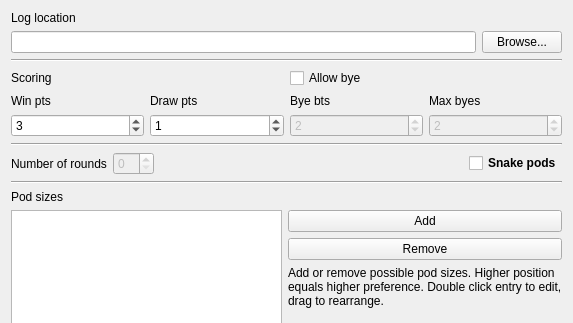
Qt form ui/TournamentConfigDialog.ui (eVen-gits/EDH_matchmaker) before a commit; both pictures show x 0 to 573 and y 0 to 323 of the 573 by 594 pixel window.
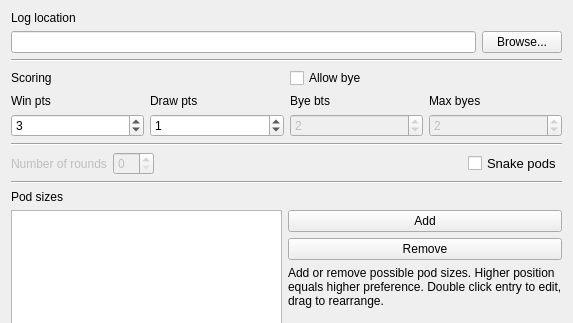
The same form after that commit.

Commit message: *Update: Snake pods fix on bye rounds etc *Update: GUI in tournament config (bold no longer broken)

What changed in the file:
```diff
--- a/ui/TournamentConfigDialog.ui
+++ b/ui/TournamentConfigDialog.ui
@@ -179,6 +179,9 @@
     <layout class="QHBoxLayout" name="horizontalLayout_6">
      <item>
       <widget class="QLabel" name="label">
+       <property name="enabled">
+        <bool>false</bool>
+       </property>
        <property name="text">
         <string>Number of rounds</string>
        </property>
@@ -208,8 +211,7 @@
       <widget class="QCheckBox" name="cb_snakePods">
        <property name="font">
         <font>
-         <weight>75</weight>
-         <bold>true</bold>
+         <pointsize>10</pointsize>
         </font>
        </property>
        <property name="text">
```
Left out of the diff: 2 changed lines with no effect on the pictures. The commit also changes 1 other file.
